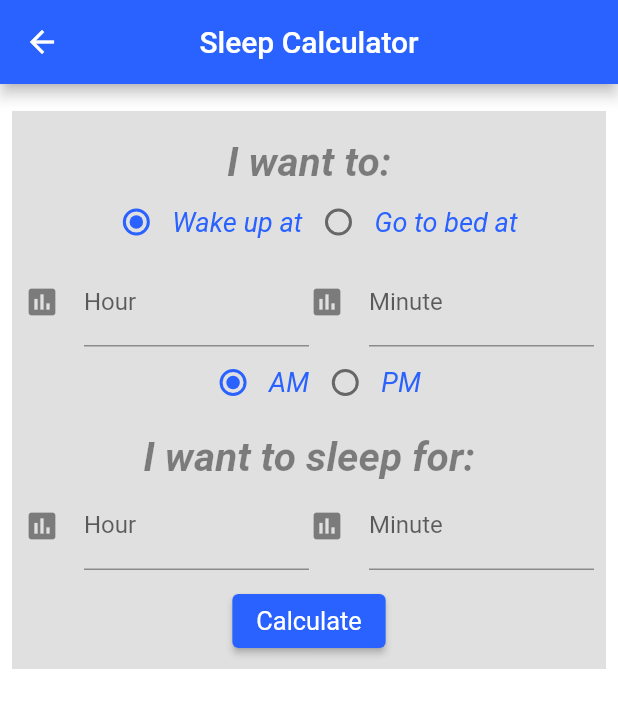
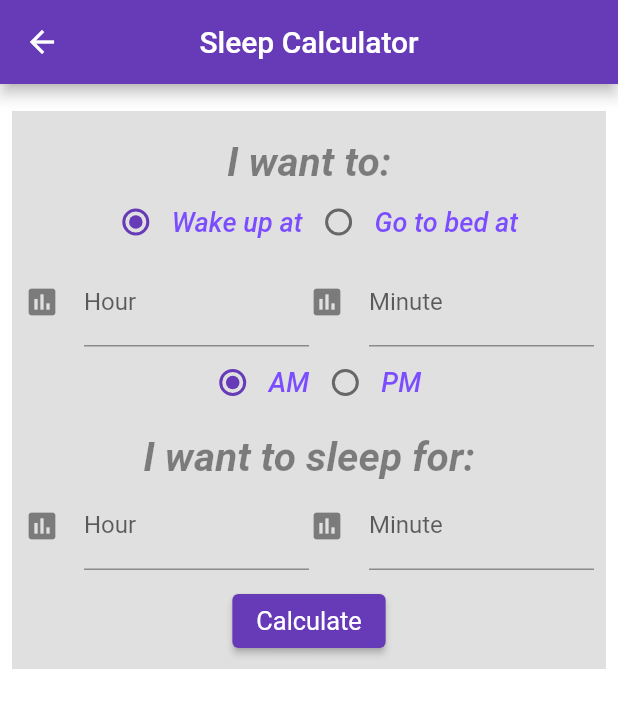
Before and after one commit to jakelang01/SweetDreams, a Flutter app: the HomePage screen opened directly, on a phone screen of 412 x 824 dp. Shown: the top 708 px of the screen. Run offline on Flutter 3.47's test engine with Material 2 defaults, Android fonts, the phone set to English and light mode, and no system bars; our stand-ins replace cloud_firestore, firebase_core, flutter_rating_bar, shared_preferences, youtube_player_flutter; accounts and stored records are empty.

Commit message:
Change sleep calculator colors

```diff
--- a/lib/dreams/views/dreams_component.dart
+++ b/lib/dreams/views/dreams_component.dart
@@ -119,20 +119,20 @@ class _HomePageState extends State<HomePage> implements UNITSView {
       mainAxisAlignment: MainAxisAlignment.center,
       children: <Widget>[
         Radio<int>(
-          activeColor: Colors.blueAccent.shade700,
+          activeColor: Theme.of(context).colorScheme.primary,
           value: 0, groupValue: _value, onChanged: handleRadioValueChanged,
         ),
         Text(
           'Wake up at',
-          style: TextStyle(color: Colors.blueAccent.shade700),
+          style: Theme.of(context).textTheme.bodyText1,
         ),
         Radio<int>(
-          activeColor: Colors.blueAccent.shade700,
+          activeColor: Theme.of(context).colorScheme.primary,
           value: 1, groupValue: _value, onChanged: handleRadioValueChanged,
         ),
         Text(
           'Go to bed at',
-          style: TextStyle(color: Colors.blueAccent.shade700),
+          style: Theme.of(context).textTheme.bodyText1,
         ),
       ],
     );
@@ -141,20 +141,20 @@ class _HomePageState extends State<HomePage> implements UNITSView {
       mainAxisAlignment: MainAxisAlignment.center,
       children: <Widget>[
         Radio<int>(
-          activeColor: Colors.blueAccent.shade700,
+          activeColor: Theme.of(context).colorScheme.primary,
           value: 0, groupValue: _valueTime, onChanged: handleRadioValueChangedTime,
         ),
         Text(
           'AM',
-          style: TextStyle(color: Colors.blueAccent.shade700),
+          style: Theme.of(context).textTheme.bodyText1,
         ),
         Radio<int>(
-          activeColor: Colors.blueAccent.shade700,
+          activeColor: Theme.of(context).colorScheme.primary,
           value: 1, groupValue: _valueTime, onChanged: handleRadioValueChangedTime,
         ),
         Text(
           'PM',
-          style: TextStyle(color: Colors.blueAccent.shade700),
+          style: Theme.of(context).textTheme.bodyText1,
         ),
       ],
     );
@@ -228,7 +228,6 @@ class _HomePageState extends State<HomePage> implements UNITSView {
         appBar: AppBar(
           title: Text('Sleep Calculator'),
           centerTitle: true,
-          backgroundColor: Colors.blueAccent.shade700,
         ),
         backgroundColor: Colors.white,
         body: ListView(
@@ -246,7 +245,7 @@ class _HomePageState extends State<HomePage> implements UNITSView {
     return ElevatedButton(
       onPressed: _calculator,
       style: ElevatedButton.styleFrom(
-          backgroundColor: Colors.blueAccent.shade700,
+          backgroundColor: Theme.of(context).colorScheme.primary,
           textStyle: TextStyle(color: Colors.white70)
       ),
       child: Text(
```
Also changed, not shown: pubspec.lock.
